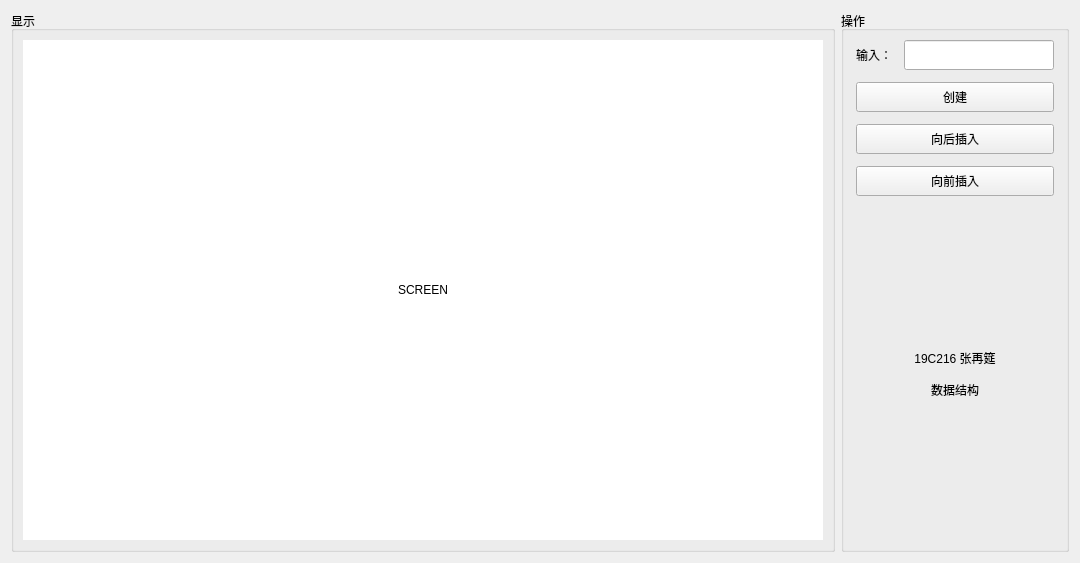
Above: chaintest.ui from zzaiyan/VisualList-Qt before the change. Below: the same form after it.
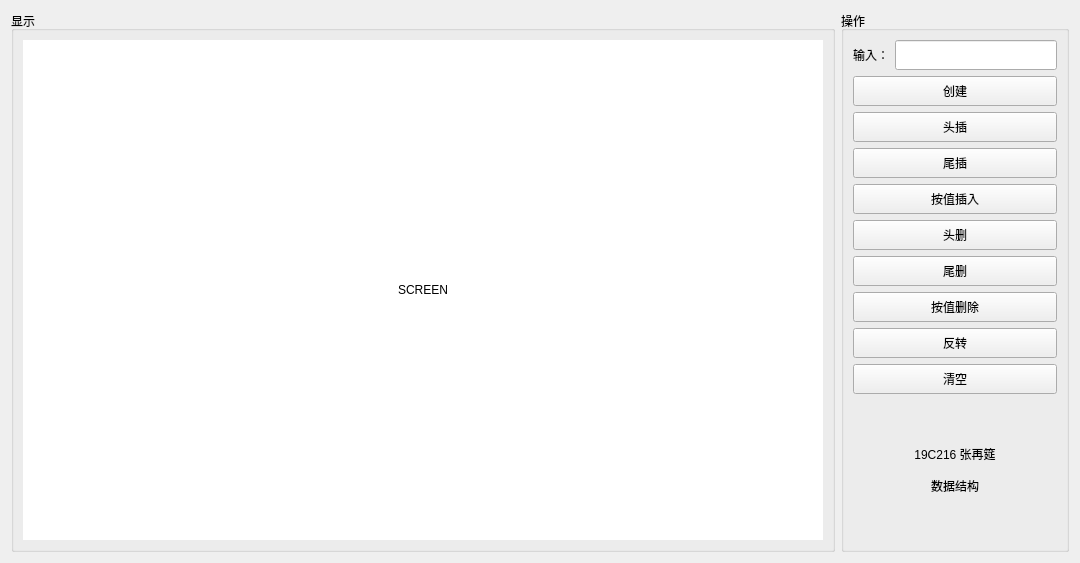
That is the form after the change.

Patch:
```diff
--- a/chaintest.ui
+++ b/chaintest.ui
@@ -110,15 +110,6 @@
       <string>操作</string>
      </property>
      <layout class="QVBoxLayout" name="verticalLayout">
-      <property name="spacing">
-       <number>12</number>
-      </property>
-      <property name="leftMargin">
-       <number>12</number>
-      </property>
-      <property name="rightMargin">
-       <number>12</number>
-      </property>
       <item>
        <layout class="QHBoxLayout" name="horizontalLayout_2">
         <property name="sizeConstraint">
@@ -171,7 +162,7 @@
          </size>
         </property>
         <property name="text">
-         <string>向后插入</string>
+         <string>头插</string>
         </property>
        </widget>
       </item>
@@ -184,7 +175,85 @@
          </size>
         </property>
         <property name="text">
-         <string>向前插入</string>
+         <string>尾插</string>
+        </property>
+       </widget>
+      </item>
+      <item>
+       <widget class="QPushButton" name="butPushFront_3">
+        <property name="minimumSize">
+         <size>
+          <width>0</width>
+          <height>30</height>
+         </size>
+        </property>
+        <property name="text">
+         <string>按值插入</string>
+        </property>
+       </widget>
+      </item>
+      <item>
+       <widget class="QPushButton" name="butPushFront_2">
+        <property name="minimumSize">
+         <size>
+          <width>0</width>
+          <height>30</height>
+         </size>
+        </property>
+        <property name="text">
+         <string>头删</string>
+        </property>
+       </widget>
+      </item>
+      <item>
+       <widget class="QPushButton" name="butPushBack_2">
+        <property name="minimumSize">
+         <size>
+          <width>0</width>
+          <height>30</height>
+         </size>
+        </property>
+        <property name="text">
+         <string>尾删</string>
+        </property>
+       </widget>
+      </item>
+      <item>
+       <widget class="QPushButton" name="butPushFront_4">
+        <property name="minimumSize">
+         <size>
+          <width>0</width>
+          <height>30</height>
+         </size>
+        </property>
+        <property name="text">
+         <string>按值删除</string>
+        </property>
+       </widget>
+      </item>
+      <item>
+       <widget class="QPushButton" name="butMake_2">
+        <property name="minimumSize">
+         <size>
+          <width>0</width>
+          <height>30</height>
+         </size>
+        </property>
+        <property name="text">
+         <string>反转</string>
+        </property>
+       </widget>
+      </item>
+      <item>
+       <widget class="QPushButton" name="butReset">
+        <property name="minimumSize">
+         <size>
+          <width>0</width>
+          <height>30</height>
+         </size>
+        </property>
+        <property name="text">
+         <string>清空</string>
         </property>
        </widget>
       </item>
```
Left out of the diff: 6 changed lines with no effect on the pictures.
